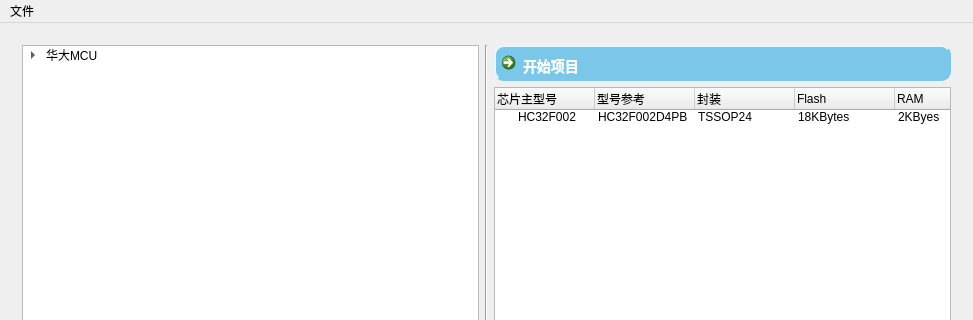
The window that ChmcuInit/master.ui (xqyjlj/ChmcuInit) describes before a commit, drawn with Qt 5; both pictures show x 0 to 973 and y 0 to 320 of the 973 by 712 pixel window.
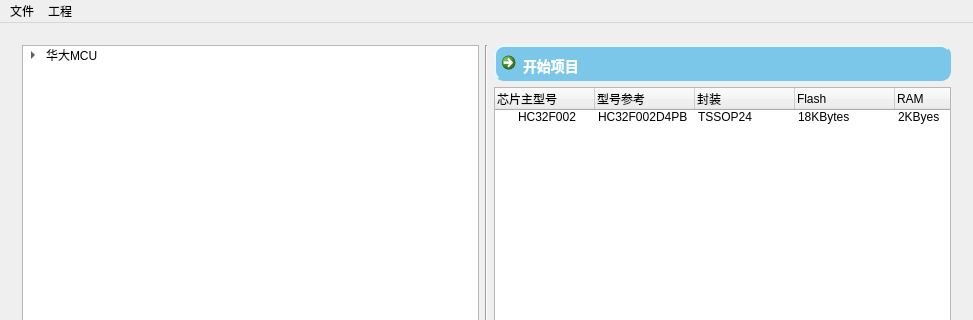
The same window after the commit. Icons and pictures are not drawn. Custom widgets are drawn as their Qt base class.

What changed in the file:
```diff
--- a/ChmcuInit/master.ui
+++ b/ChmcuInit/master.ui
@@ -337,7 +337,14 @@
     <addaction name="separator"/>
     <addaction name="actiond_4"/>
    </widget>
+   <widget class="QMenu" name="menu_2">
+    <property name="title">
+     <string>工程</string>
+    </property>
+    <addaction name="action_generate_code"/>
+   </widget>
    <addaction name="menu"/>
+   <addaction name="menu_2"/>
   </widget>
   <action name="actionddd">
    <property name="text">
```
Left out of the diff: 5 changed lines with no effect on the pictures.
